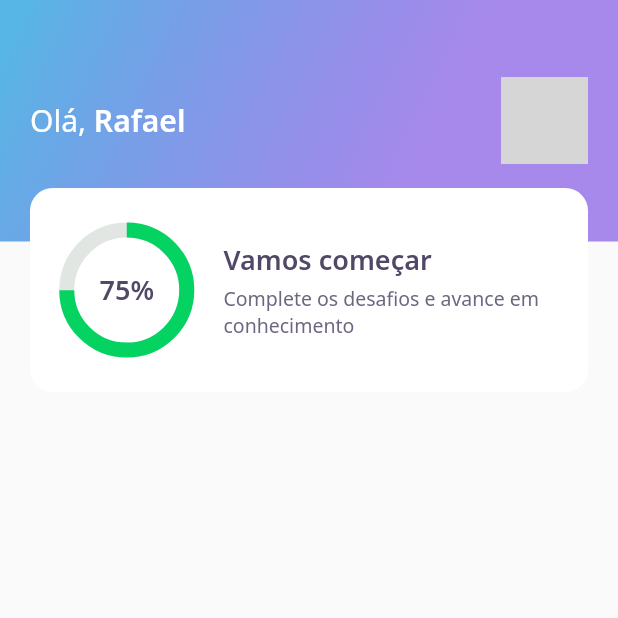
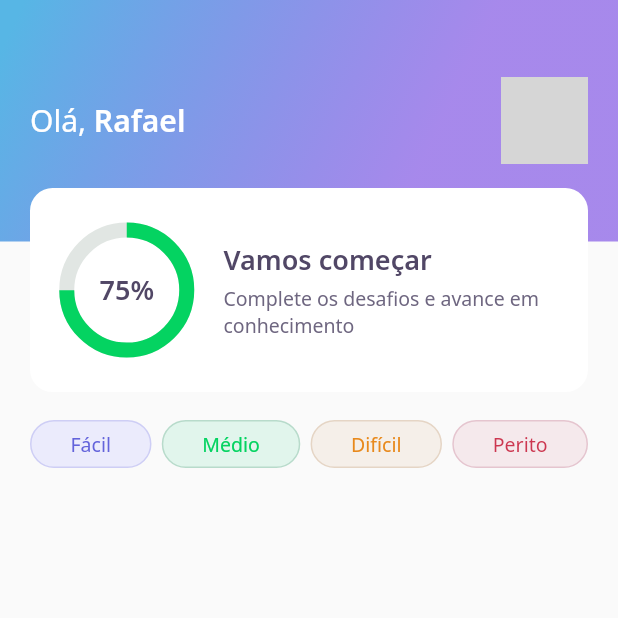
Before and after one commit to rafaalberto/devquiz-nlw, a Flutter app: the screen it shows after launch, on a phone screen of 412 x 824 dp, the top half of it. Run offline on Flutter 3.47's test engine with Material 2 defaults, Android fonts, the phone set to English and light mode, and no system bars; our stand-ins replace google_fonts; network calls fail; grey boxes are pictures that could not be loaded.

Commit message:
add level button widgets

```diff
--- a/lib/pages/home_page.dart
+++ b/lib/pages/home_page.dart
@@ -1,3 +1,4 @@
+import 'package:dev_quiz/widgets/level_button_widget.dart';
 import 'package:flutter/material.dart';
 import 'package:dev_quiz/widgets/app_bar_widget.dart';
 
@@ -11,6 +12,17 @@ class _HomePageState extends State<HomePage> {
   Widget build(BuildContext context) {
     return Scaffold(
       appBar: AppBarWidget(),
+      body: Padding(
+        padding: const EdgeInsets.symmetric(horizontal: 20, vertical: 30),
+        child:
+            Row(mainAxisAlignment: MainAxisAlignment.spaceBetween,
+            children: [
+              LevelButton(label: "Fácil"),
+              LevelButton(label: "Médio"),
+              LevelButton(label: "Difícil"),
+              LevelButton(label: "Perito"),
+        ]),
+      ),
     );
   }
 }
--- /dev/null
+++ b/lib/utils/config.dart
@@ -0,0 +1,26 @@
+import 'package:dev_quiz/core/app_colors.dart';
+
+class Utils {
+  static final config = {
+    "Fácil": {
+      "color": AppColors.levelButtonFacil,
+      "borderColor": AppColors.levelButtonBorderFacil,
+      "fontColor": AppColors.levelButtonTextFacil,
+    },
+    "Médio": {
+      "color": AppColors.levelButtonMedio,
+      "borderColor": AppColors.levelButtonBorderMedio,
+      "fontColor": AppColors.levelButtonTextMedio,
+    },
+    "Difícil": {
+      "color": AppColors.levelButtonDificil,
+      "borderColor": AppColors.levelButtonBorderDificil,
+      "fontColor": AppColors.levelButtonTextDificil,
+    },
+    "Perito": {
+      "color": AppColors.levelButtonPerito,
+      "borderColor": AppColors.levelButtonBorderPerito,
+      "fontColor": AppColors.levelButtonTextPerito,
+    },
+  };
+}
--- /dev/null
+++ b/lib/widgets/level_button_widget.dart
@@ -0,0 +1,32 @@
+import 'package:dev_quiz/utils/config.dart';
+import 'package:flutter/material.dart';
+import 'package:google_fonts/google_fonts.dart';
+
+class LevelButton extends StatelessWidget {
+  final String label;
+
+  LevelButton({required this.label})
+      : assert(["Fácil", "Médio", "Difícil", "Perito"].contains(label));
+
+  Color get color => Utils.config[label]!['color']!;
+  Color get borderColor => Utils.config[label]!['borderColor']!;
+  Color get fontColor => Utils.config[label]!['fontColor']!;
+
+  @override
+  Widget build(BuildContext context) {
+    return Container(
+      decoration: BoxDecoration(
+        color: color,
+        border: Border.fromBorderSide(BorderSide(color: borderColor)),
+        borderRadius: BorderRadius.circular(28),
+      ),
+      child: Padding(
+        padding: const EdgeInsets.symmetric(horizontal: 26, vertical: 6),
+        child: Text(
+          label,
+          style: GoogleFonts.notoSans(color: fontColor, fontSize: 13),
+        ),
+      ),
+    );
+  }
+}
```
